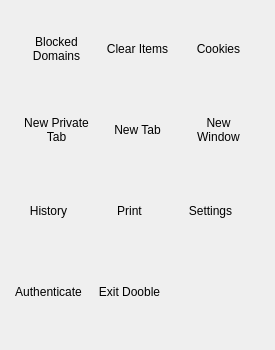
This is 2.x/UI/dooble_popup_menu.ui in textbrowser/dooble as Qt 5 draws it before an edit. The edited form follows.
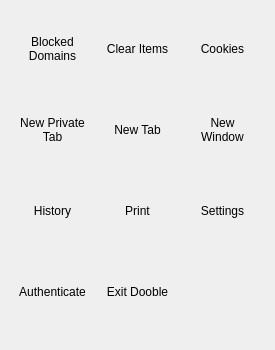
This is the edited form. Icons and pictures are not drawn.

```diff
--- a/2.x/UI/dooble_popup_menu.ui
+++ b/2.x/UI/dooble_popup_menu.ui
@@ -19,22 +19,9 @@
   </property>
   <layout class="QVBoxLayout" name="verticalLayout">
    <item>
-    <layout class="QHBoxLayout" name="horizontalLayout">
-     <item>
-      <spacer name="horizontalSpacer">
-       <property name="orientation">
-        <enum>Qt::Horizontal</enum>
-       </property>
-       <property name="sizeHint" stdset="0">
-        <size>
-         <width>40</width>
-         <height>20</height>
-        </size>
-       </property>
-      </spacer>
-     </item>
-     <item>
-      <widget class="QToolButton" name="blocked_domains">
+    <layout class="QGridLayout" name="gridLayout">
+     <item row="1" column="1">
+      <widget class="QToolButton" name="new_tab">
        <property name="minimumSize">
         <size>
          <width>75</width>
@@ -48,8 +35,7 @@
         </size>
        </property>
        <property name="text">
-        <string>Blocked
-Domains</string>
+        <string>New Tab</string>
        </property>
        <property name="iconSize">
         <size>
@@ -65,7 +51,7 @@
        </property>
       </widget>
      </item>
-     <item>
+     <item row="0" column="1">
       <widget class="QToolButton" name="clear_items">
        <property name="minimumSize">
         <size>
@@ -96,7 +82,7 @@
        </property>
       </widget>
      </item>
-     <item>
+     <item row="0" column="2">
       <widget class="QToolButton" name="cookies">
        <property name="minimumSize">
         <size>
@@ -127,100 +113,7 @@
        </property>
       </widget>
      </item>
-     <item>
-      <spacer name="horizontalSpacer_2">
-       <property name="orientation">
-        <enum>Qt::Horizontal</enum>
-       </property>
-       <property name="sizeHint" stdset="0">
-        <size>
-         <width>40</width>
-         <height>20</height>
-        </size>
-       </property>
-      </spacer>
-     </item>
-    </layout>
-   </item>
-   <item>
-    <layout class="QHBoxLayout" name="horizontalLayout_2">
-     <item>
-      <spacer name="horizontalSpacer_3">
-       <property name="orientation">
-        <enum>Qt::Horizontal</enum>
-       </property>
-       <property name="sizeHint" stdset="0">
-        <size>
-         <width>40</width>
-         <height>20</height>
-        </size>
-       </property>
-      </spacer>
-     </item>
-     <item>
-      <widget class="QToolButton" name="new_private_tab">
-       <property name="minimumSize">
-        <size>
-         <width>75</width>
-         <height>75</height>
-        </size>
-       </property>
-       <property name="maximumSize">
-        <size>
-         <width>75</width>
-         <height>75</height>
-        </size>
-       </property>
-       <property name="text">
-        <string>New Private
-Tab</string>
-       </property>
-       <property name="iconSize">
-        <size>
-         <width>32</width>
-         <height>32</height>
-        </size>
-       </property>
-       <property name="toolButtonStyle">
-        <enum>Qt::ToolButtonTextUnderIcon</enum>
-       </property>
-       <property name="autoRaise">
-        <bool>true</bool>
-       </property>
-      </widget>
-     </item>
-     <item>
-      <widget class="QToolButton" name="new_tab">
-       <property name="minimumSize">
-        <size>
-         <width>75</width>
-         <height>75</height>
-        </size>
-       </property>
-       <property name="maximumSize">
-        <size>
-         <width>75</width>
-         <height>75</height>
-        </size>
-       </property>
-       <property name="text">
-        <string>New Tab</string>
-       </property>
-       <property name="iconSize">
-        <size>
-         <width>32</width>
-         <height>32</height>
-        </size>
-       </property>
-       <property name="toolButtonStyle">
-        <enum>Qt::ToolButtonTextUnderIcon</enum>
-       </property>
-       <property name="autoRaise">
-        <bool>true</bool>
-       </property>
-      </widget>
-     </item>
-     <item>
+     <item row="1" column="2">
       <widget class="QToolButton" name="new_window">
        <property name="minimumSize">
         <size>
@@ -252,86 +145,7 @@
        </property>
       </widget>
      </item>
-     <item>
-      <spacer name="horizontalSpacer_4">
-       <property name="orientation">
-        <enum>Qt::Horizontal</enum>
-       </property>
-       <property name="sizeHint" stdset="0">
-        <size>
-         <width>40</width>
-         <height>20</height>
-        </size>
-       </property>
-      </spacer>
-     </item>
-    </layout>
-   </item>
-   <item>
-    <layout class="QHBoxLayout" name="horizontalLayout_3">
-     <item>
-      <widget class="QToolButton" name="history">
-       <property name="minimumSize">
-        <size>
-         <width>75</width>
-         <height>75</height>
-        </size>
-       </property>
-       <property name="maximumSize">
-        <size>
-         <width>75</width>
-         <height>75</height>
-        </size>
-       </property>
-       <property name="text">
-        <string>History</string>
-       </property>
-       <property name="iconSize">
-        <size>
-         <width>32</width>
-         <height>32</height>
-        </size>
-       </property>
-       <property name="toolButtonStyle">
-        <enum>Qt::ToolButtonTextUnderIcon</enum>
-       </property>
-       <property name="autoRaise">
-        <bool>true</bool>
-       </property>
-      </widget>
-     </item>
-     <item>
-      <widget class="QToolButton" name="print">
-       <property name="minimumSize">
-        <size>
-         <width>75</width>
-         <height>75</height>
-        </size>
-       </property>
-       <property name="maximumSize">
-        <size>
-         <width>75</width>
-         <height>75</height>
-        </size>
-       </property>
-       <property name="text">
-        <string>Print</string>
-       </property>
-       <property name="iconSize">
-        <size>
-         <width>32</width>
-         <height>32</height>
-        </size>
-       </property>
-       <property name="toolButtonStyle">
-        <enum>Qt::ToolButtonTextUnderIcon</enum>
-       </property>
-       <property name="autoRaise">
-        <bool>true</bool>
-       </property>
-      </widget>
-     </item>
-     <item>
+     <item row="2" column="2">
       <widget class="QToolButton" name="settings">
        <property name="minimumSize">
         <size>
@@ -362,24 +176,133 @@
        </property>
       </widget>
      </item>
-     <item>
-      <spacer name="horizontalSpacer_6">
-       <property name="orientation">
-        <enum>Qt::Horizontal</enum>
+     <item row="0" column="0">
+      <widget class="QToolButton" name="blocked_domains">
+       <property name="minimumSize">
+        <size>
+         <width>75</width>
+         <height>75</height>
+        </size>
        </property>
-       <property name="sizeHint" stdset="0">
+       <property name="maximumSize">
         <size>
-         <width>40</width>
-         <height>20</height>
+         <width>75</width>
+         <height>75</height>
         </size>
        </property>
-      </spacer>
+       <property name="text">
+        <string>Blocked
+Domains</string>
+       </property>
+       <property name="iconSize">
+        <size>
+         <width>32</width>
+         <height>32</height>
+        </size>
+       </property>
+       <property name="toolButtonStyle">
+        <enum>Qt::ToolButtonTextUnderIcon</enum>
+       </property>
+       <property name="autoRaise">
+        <bool>true</bool>
+       </property>
+      </widget>
      </item>
-    </layout>
-   </item>
-   <item>
-    <layout class="QHBoxLayout" name="horizontalLayout_4">
-     <item>
+     <item row="1" column="0">
+      <widget class="QToolButton" name="new_private_tab">
+       <property name="minimumSize">
+        <size>
+         <width>75</width>
+         <height>75</height>
+        </size>
+       </property>
+       <property name="maximumSize">
+        <size>
+         <width>75</width>
+         <height>75</height>
+        </size>
+       </property>
+       <property name="text">
+        <string>New Private
+Tab</string>
+       </property>
+       <property name="iconSize">
+        <size>
+         <width>32</width>
+         <height>32</height>
+        </size>
+       </property>
+       <property name="toolButtonStyle">
+        <enum>Qt::ToolButtonTextUnderIcon</enum>
+       </property>
+       <property name="autoRaise">
+        <bool>true</bool>
+       </property>
+      </widget>
+     </item>
+     <item row="2" column="1">
+      <widget class="QToolButton" name="print">
+       <property name="minimumSize">
+        <size>
+         <width>75</width>
+         <height>75</height>
+        </size>
+       </property>
+       <property name="maximumSize">
+        <size>
+         <width>75</width>
+         <height>75</height>
+        </size>
+       </property>
+       <property name="text">
+        <string>Print</string>
+       </property>
+       <property name="iconSize">
+        <size>
+         <width>32</width>
+         <height>32</height>
+        </size>
+       </property>
+       <property name="toolButtonStyle">
+        <enum>Qt::ToolButtonTextUnderIcon</enum>
+       </property>
+       <property name="autoRaise">
+        <bool>true</bool>
+       </property>
+      </widget>
+     </item>
+     <item row="2" column="0">
+      <widget class="QToolButton" name="history">
+       <property name="minimumSize">
+        <size>
+         <width>75</width>
+         <height>75</height>
+        </size>
+       </property>
+       <property name="maximumSize">
+        <size>
+         <width>75</width>
+         <height>75</height>
+        </size>
+       </property>
+       <property name="text">
+        <string>History</string>
+       </property>
+       <property name="iconSize">
+        <size>
+         <width>32</width>
+         <height>32</height>
+        </size>
+       </property>
+       <property name="toolButtonStyle">
+        <enum>Qt::ToolButtonTextUnderIcon</enum>
+       </property>
+       <property name="autoRaise">
+        <bool>true</bool>
+       </property>
+      </widget>
+     </item>
+     <item row="3" column="0">
       <widget class="QToolButton" name="authenticate">
        <property name="minimumSize">
         <size>
@@ -410,7 +333,7 @@
        </property>
       </widget>
      </item>
-     <item>
+     <item row="3" column="1">
       <widget class="QToolButton" name="exit_dooble">
        <property name="minimumSize">
         <size>
@@ -441,19 +364,6 @@
        </property>
       </widget>
      </item>
-     <item>
-      <spacer name="horizontalSpacer_8">
-       <property name="orientation">
-        <enum>Qt::Horizontal</enum>
-       </property>
-       <property name="sizeHint" stdset="0">
-        <size>
-         <width>40</width>
-         <height>20</height>
-        </size>
-       </property>
-      </spacer>
-     </item>
     </layout>
    </item>
    <item>
```
